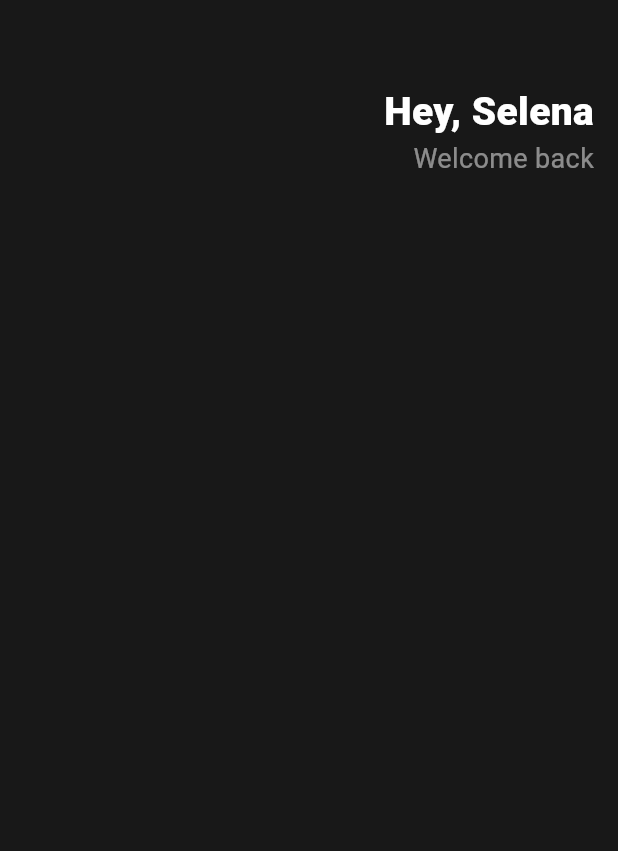
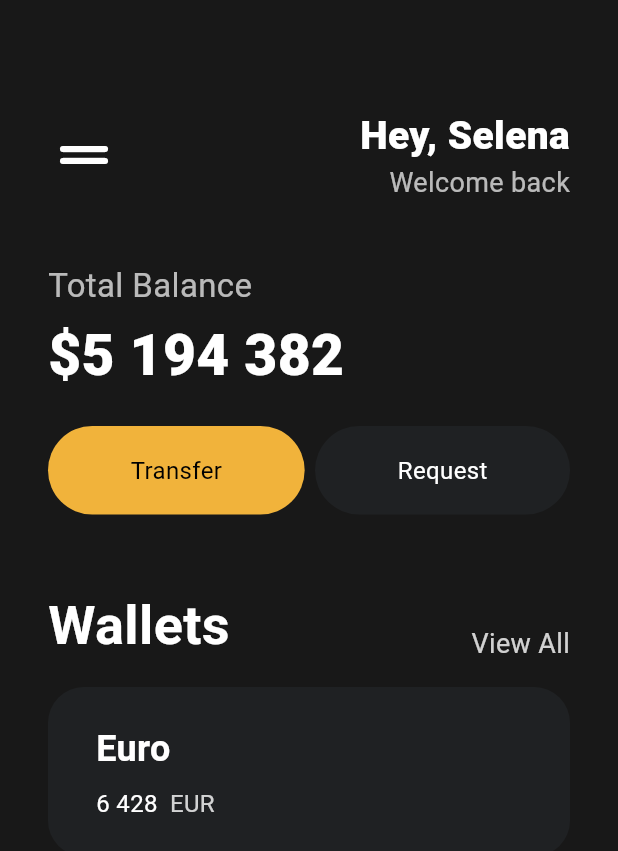
Before and after one commit to Noah-TaeHwan/flutter_1, a Flutter app: the screen it shows after launch, on a phone screen of 412 x 824 dp. Shown: the top 851 px of the screen. Run offline on Flutter 3.47's test engine with Material 3 defaults, Android fonts, the phone set to English and light mode, and no system bars.

Commit message:
#3.6 Cards

```diff
--- a/lib/main.dart
+++ b/lib/main.dart
@@ -1,4 +1,5 @@
 import 'package:flutter/material.dart';
+import 'package:toonflix/widgets/button.dart';
 
 void main() {
   runApp(const App());
@@ -13,15 +14,25 @@ class App extends StatelessWidget {
       home: Scaffold(
         backgroundColor: const Color(0xFF181818),
         body: Padding(
-          padding: const EdgeInsets.all(16),
+          padding: const EdgeInsets.all(32),
           child: Column(
+            crossAxisAlignment: CrossAxisAlignment.start,
             children: [
               const SizedBox(
                 height: 40,
               ),
               Row(
-                mainAxisAlignment: MainAxisAlignment.end,
+                mainAxisAlignment: MainAxisAlignment.spaceBetween,
                 children: [
+                  const Column(
+                    children: [
+                      Icon(
+                        Icons.drag_handle_rounded,
+                        color: Colors.white,
+                        size: 48,
+                      ),
+                    ],
+                  ),
                   Column(
                     crossAxisAlignment: CrossAxisAlignment.end,
                     children: [
@@ -36,13 +47,125 @@ class App extends StatelessWidget {
                       Text(
                         "Welcome back",
                         style: TextStyle(
-                            color: Colors.white.withOpacity(0.5),
-                            fontSize: 18,
-                            fontWeight: FontWeight.w400),
+                          color: Colors.white.withOpacity(0.7),
+                          fontSize: 18,
+                          fontWeight: FontWeight.w400,
+                        ),
                       ),
                     ],
                   ),
                 ],
+              ),
+              const SizedBox(
+                height: 40,
+              ),
+              Text(
+                "Total Balance",
+                style: TextStyle(
+                  color: Colors.white.withOpacity(0.7),
+                  fontSize: 22,
+                ),
+              ),
+              const SizedBox(
+                height: 4,
+              ),
+              const Text(
+                "\$5 194 382",
+                style: TextStyle(
+                  color: Colors.white,
+                  fontSize: 38,
+                  fontWeight: FontWeight.w800,
+                ),
+              ),
+              const SizedBox(
+                height: 20,
+              ),
+              const Row(
+                mainAxisAlignment: MainAxisAlignment.spaceBetween,
+                children: [
+                  Button(
+                    text: "Transfer",
+                    bgColor: Color(0xfff1b33b),
+                    textColor: Colors.black,
+                  ),
+                  Button(
+                      text: "Request",
+                      bgColor: Color(0xff1f2123),
+                      textColor: Colors.white),
+                ],
+              ),
+              const SizedBox(
+                height: 48,
+              ),
+              Row(
+                mainAxisAlignment: MainAxisAlignment.spaceBetween,
+                crossAxisAlignment: CrossAxisAlignment.end,
+                children: [
+                  const Text(
+                    'Wallets',
+                    style: TextStyle(
+                        color: Colors.white,
+                        fontSize: 36,
+                        fontWeight: FontWeight.w600),
+                  ),
+                  Text(
+                    "View All",
+                    style: TextStyle(
+                      color: Colors.white.withOpacity(0.8),
+                      fontSize: 18,
+                    ),
+                  ),
+                ],
+              ),
+              const SizedBox(
+                height: 16,
+              ),
+              Container(
+                decoration: const BoxDecoration(
+                    color: Color(0xff1f2123),
+                    borderRadius: BorderRadius.all(Radius.circular(24))),
+                child: Padding(
+                  padding:
+                      const EdgeInsets.symmetric(vertical: 24, horizontal: 32),
+                  child: Row(
+                    children: [
+                      Column(
+                        crossAxisAlignment: CrossAxisAlignment.start,
+                        children: [
+                          const Text(
+                            'Euro',
+                            style: TextStyle(
+                                color: Colors.white,
+                                fontSize: 24,
+                                fontWeight: FontWeight.w600),
+                          ),
+                          const SizedBox(height: 8),
+                          Row(
+                            children: [
+                              const Text(
+                                "6 428",
+                                style: TextStyle(
+                                  color: Color(0xffffffff),
+                                  fontSize: 16,
+                                ),
+                              ),
+                              const SizedBox(
+                                width: 8,
+                              ),
+                              Text(
+                                "EUR",
+                                style: TextStyle(
+                                  color: Colors.white.withOpacity(0.8),
+                                  fontSize: 16,
+                                ),
+                              ),
+                            ],
+                          ),
+                        ],
+                      ),
+                    ],
+                  ),
+                ),
               ),
             ],
           ),
--- /dev/null
+++ b/lib/widgets/button.dart
@@ -0,0 +1,39 @@
+import 'package:flutter/material.dart';
+
+class Button extends StatelessWidget {
+  final String text;
+  final Color bgColor;
+  final Color textColor;
+
+  const Button({
+    super.key,
+    required this.text,
+    required this.bgColor,
+    required this.textColor,
+  });
+
+  @override
+  Widget build(BuildContext context) {
+    return Container(
+      decoration: BoxDecoration(
+        color: bgColor,
+        borderRadius: const BorderRadius.all(
+          Radius.circular(50),
+        ),
+      ),
+      child: Padding(
+        padding: const EdgeInsets.symmetric(
+          vertical: 18,
+          horizontal: 55,
+        ),
+        child: Text(
+          text,
+          style: TextStyle(
+            fontSize: 16,
+            color: textColor,
+          ),
+        ),
+      ),
+    );
+  }
+}
```
